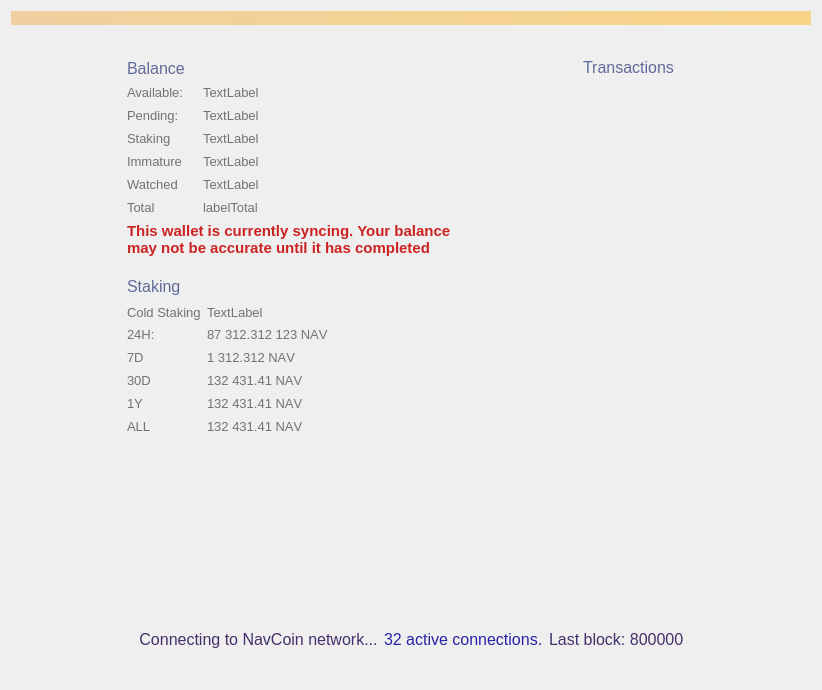
First picture: the form in src/qt/forms/overviewpage.ui, repository navcoin/navcoin-core, before the edit.
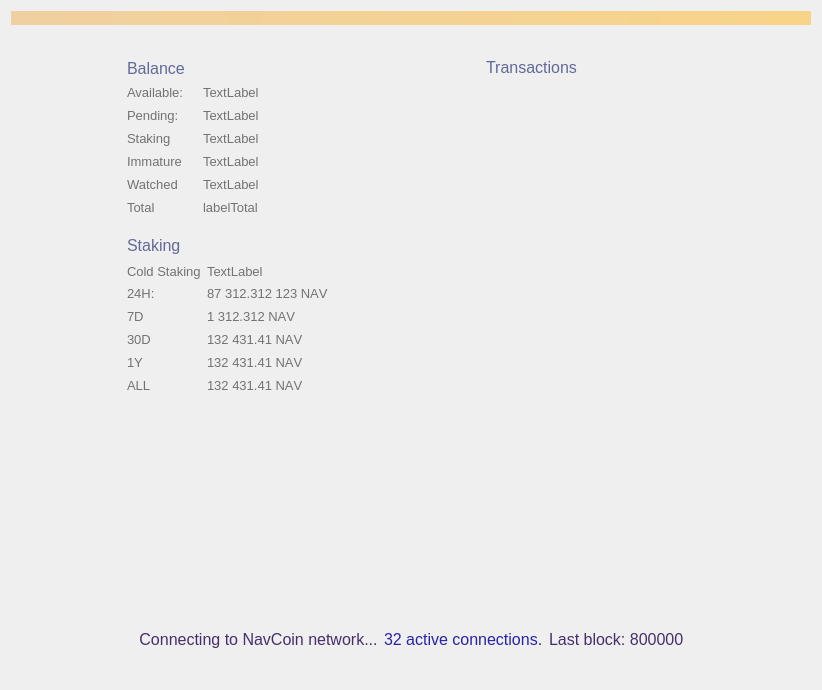
Second picture: the form after the edit. Custom widgets are drawn as their Qt base class.

What changed in the file:
```diff
--- a/src/qt/forms/overviewpage.ui
+++ b/src/qt/forms/overviewpage.ui
@@ -546,26 +546,6 @@
          </item>
         </layout>
        </item>
-       <item>
-        <widget class="QLabel" name="labelWalletStatus">
-         <property name="font">
-          <font>
-           <pointsize>11</pointsize>
-           <weight>75</weight>
-           <bold>true</bold>
-          </font>
-         </property>
-         <property name="styleSheet">
-          <string notr="true">color:#cc2222</string>
-         </property>
-         <property name="text">
-          <string>This wallet is currently syncing. Your balance may not be accurate until it has completed</string>
-         </property>
-         <property name="wordWrap">
-          <bool>true</bool>
-         </property>
-        </widget>
-       </item>
        <item>
         <spacer name="verticalSpacer_5">
          <property name="orientation">
```
